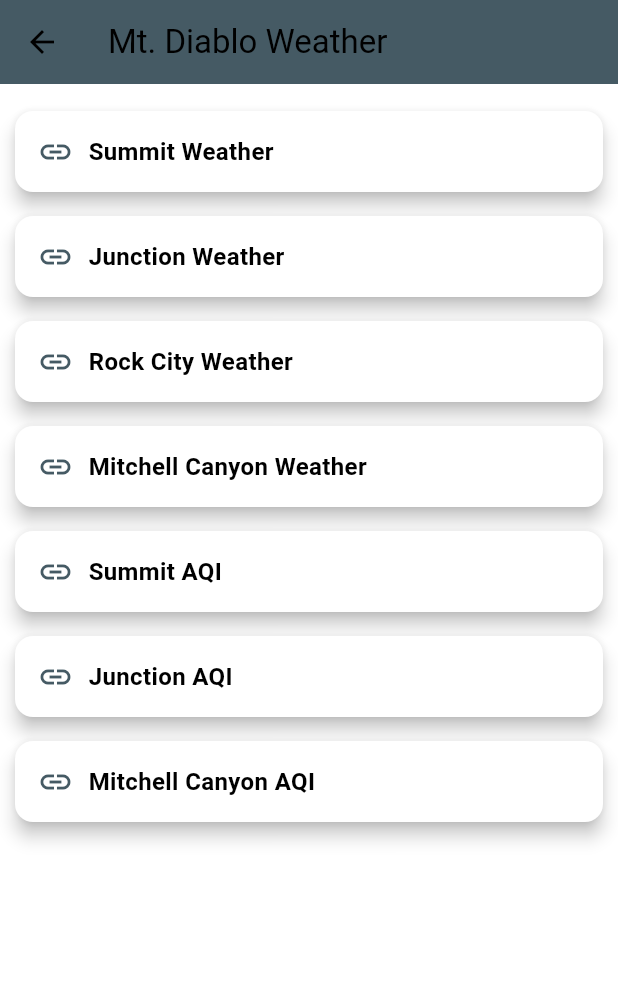
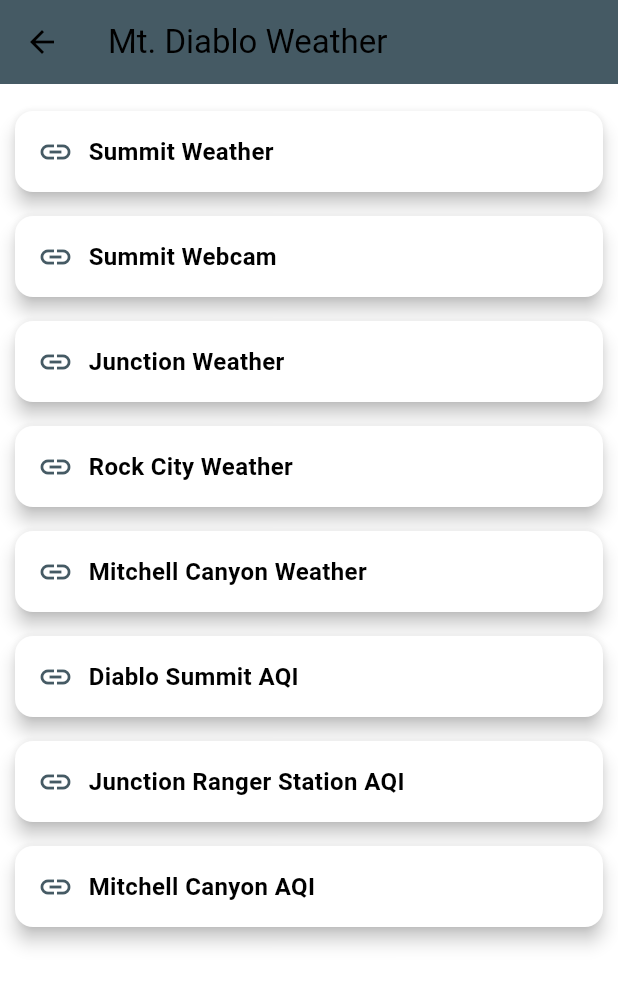
Before and after one commit to gphelps-dev/mtdiablo, a Flutter app: the WeatherPage screen opened directly, on a phone screen of 412 x 824 dp. Shown: the top 986 px of the screen. Run offline on Flutter 3.47's test engine with Material 3 defaults, Android fonts, the phone set to English and light mode, and no system bars.

Commit message:
Update to weather.dart, and review to 3rd submission

```diff
--- a/diablo/lib/weather.dart
+++ b/diablo/lib/weather.dart
@@ -14,13 +14,14 @@ class WeatherPage extends StatelessWidget {
       body: ListView(
         padding: const EdgeInsets.all(10),
         children: [
-          _buildLink('Summit Weather', 'https://mesowest.utah.edu'),
-          _buildLink('Junction Weather', 'https://www.wunderground.com'),
-          _buildLink('Rock City Weather', 'https://www.wunderground.com'),
-          _buildLink('Mitchell Canyon Weather', 'https://www.wunderground.com'),
-          _buildLink('Summit AQI', 'https://map.purpleair.com'),
-          _buildLink('Junction AQI', 'https://map.purpleair.com'),
-          _buildLink('Mitchell Canyon AQI', 'https://map.purpleair.com'),
+          _buildLink('Summit Weather', 'https://mesowest.utah.edu/cgi-bin/droman/meso_base.cgi?stn=SJS02&unit=0&time=LOCAL&product=&year1=&month1=&day1=00&hour1=00&hours=&graph=1&past=0'),
+          _buildLink('Summit Webcam', 'https://alertca.live/cam-console/2156'),
+          _buildLink('Junction Weather', 'https://www.wunderground.com/dashboard/pws/KCACLAYT79'),
+          _buildLink('Rock City Weather', 'https://www.wunderground.com/dashboard/pws/KCAALAMO68'),
+          _buildLink('Mitchell Canyon Weather', 'https://www.wunderground.com/dashboard/pws/KCACLAYT73?cm_ven=localwx_pwsdash'),
+          _buildLink('Diablo Summit AQI', 'https://map.purpleair.com/air-quality-standards-us-epa-aqi?key=WZRAE0D746KP9G67&select=91079&opt=%2F1%2Flp%2Fa10%2Fp604800%2FcC0#11/37.8817/-121.9146'),
+          _buildLink('Junction Ranger Station AQI', 'https://map.purpleair.com/air-quality-standards-us-epa-aqi?key=VHFIF4VHDHIZBZW0&select=141110&opt=%2F1%2Flp%2Fa10%2Fp604800%2FcC0#11/37.8668/-121.9325'),
+          _buildLink('Mitchell Canyon AQI', 'https://map.purpleair.com/air-quality-standards-us-epa-aqi?select=90205&opt=%2F1%2Flp%2Fa10%2Fp604800%2FcC0#12/37.90072/-122.003'),
         ],
       ),
     );
--- a/diablo/pubspec.yaml
+++ b/diablo/pubspec.yaml
@@ -4,7 +4,7 @@ description: "A Mt Diablo project"
 publish_to: 'none'
 
 # Version and build number
-version: 1.0.1
+version: 1.0.2
 
 environment:
   sdk: ">=3.0.0 <4.0.0" # Ensure compatibility with Flutter's latest stable version
```
Also changed, not shown: diablo/lib/main.dart (+19 -10 lines), 1 other file.
